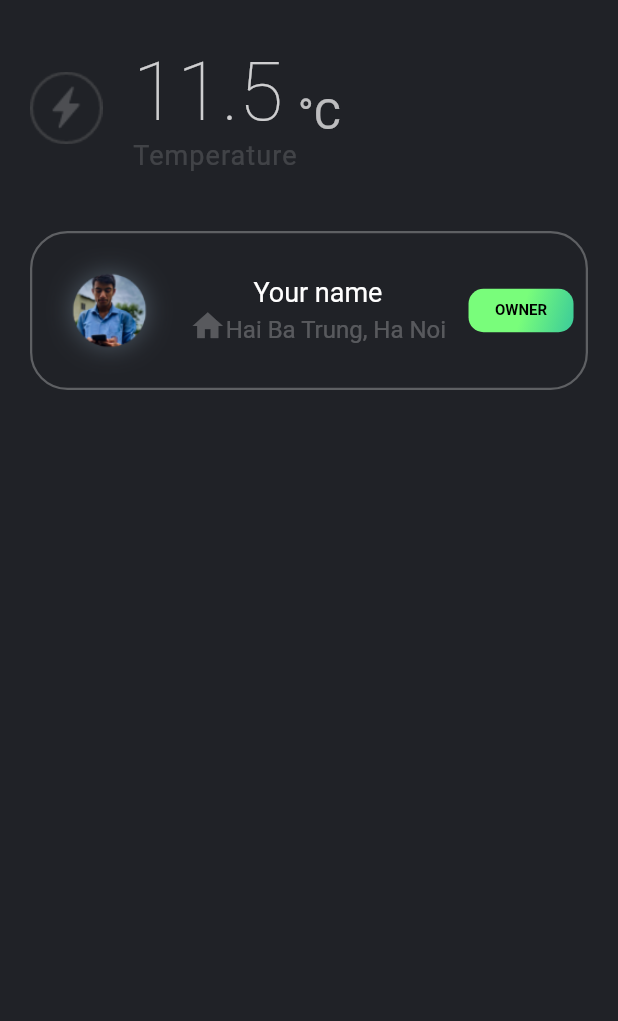
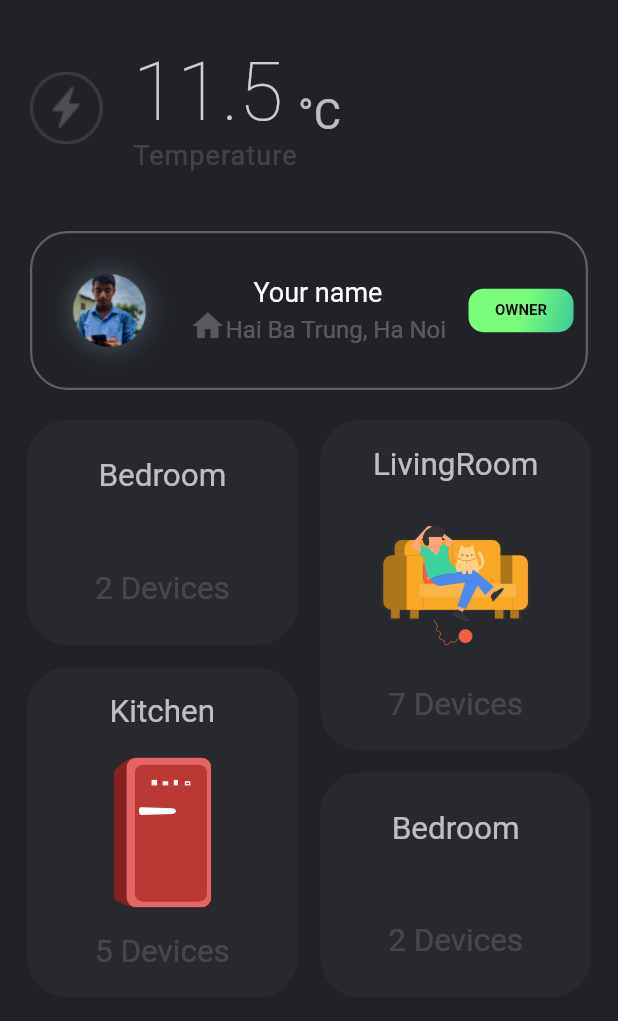
Before and after one commit to vinhyenvodoi98/Smart-home-flutter, a Flutter app: the screen it shows after launch, on a phone screen of 412 x 824 dp, the part 57-1078 px from its top. Run offline on Flutter 3.47's test engine with Material 2 defaults, Android fonts, the phone set to English and light mode, and no system bars; our stand-ins replace flutter_svg; Roboto replaces fonts that are missing (SF Rounded).

Commit message:
feat : on select room

```diff
--- /dev/null
+++ b/lib/appliance_box.dart
@@ -0,0 +1,85 @@
+import 'package:flutter/material.dart';
+import 'package:flutter_svg/flutter_svg.dart';
+
+class ApplianceBox extends StatefulWidget {
+  String title;
+  SvgPicture image;
+  String boxInfo;
+  double height;
+  double width;
+  ApplianceBox({this.title, this.image, this.boxInfo});
+  @override
+  _ApplianceBoxState createState() => _ApplianceBoxState();
+}
+
+class _ApplianceBoxState extends State<ApplianceBox> {
+  bool isSelected = false;
+  @override
+  Widget build(BuildContext context) {
+    //
+    bool svgProvided = widget.image == null ? false : true;
+    //
+    return GestureDetector(
+        onTap: () {
+          setState(() {
+            isSelected = !isSelected;
+          });
+        },
+        child: Container(
+          decoration: BoxDecoration(
+              color: Colors.white.withOpacity(0.03),
+              borderRadius: BorderRadius.circular(27)),
+          child: Container(
+            decoration: isSelected
+                ? BoxDecoration(
+                    gradient: RadialGradient(
+                      colors: [
+                        Color(0xff5fe686).withOpacity(0.26),
+                        Color(0xff262d2e).withOpacity(0.23)
+                      ],
+                      radius: 0.72,
+                      center: Alignment(0, 0),
+                    ),
+                    border:
+                        Border.all(width: 4, color: const Color(0xff5fe686)),
+                    borderRadius: BorderRadius.circular(27),
+                    boxShadow: [
+                        BoxShadow(
+                            offset: const Offset(0, 3),
+                            blurRadius: 6,
+                            color: Color(0xff000000).withOpacity(0.16))
+                      ])
+                : null,
+            child: Column(
+              mainAxisAlignment: MainAxisAlignment.spaceEvenly,
+              mainAxisSize: MainAxisSize.max,
+              children: [
+                Text(
+                  widget.title,
+                  style: TextStyle(
+                      fontFamily: "SF Rounded",
+                      fontSize: 21,
+                      color: Colors.white.withOpacity(0.7)),
+                ),
+                Visibility(
+                  visible: widget.image == null ? false : true,
+                  child: Center(
+                      child: Container(
+                    height: 100,
+                    width: 100,
+                    child: widget.image ?? null,
+                  )),
+                ),
+                Text(
+                  widget.boxInfo,
+                  style: TextStyle(
+                      fontFamily: "SF Rounded",
+                      fontSize: 21,
+                      color: Colors.white.withOpacity(0.14)),
+                )
+              ],
+            ),
+          ),
+        ));
+  }
+}
--- a/lib/my_home_page.dart
+++ b/lib/my_home_page.dart
@@ -1,4 +1,5 @@
 import 'package:flutter/material.dart';
+import 'package:hello_world/my_view.dart';
 
 class MyHomePage extends StatefulWidget {
   @override
@@ -134,7 +135,7 @@ class _MyHomePageState extends State<MyHomePage> {
               )
             ]),
           ),
-          // Expanded(child:MyView())
+          Expanded(child: MyView())
         ],
       ),
     );
--- a/lib/my_view.dart
+++ b/lib/my_view.dart
@@ -0,0 +1,45 @@
+import 'package:flutter/material.dart';
+import 'package:flutter_staggered_grid_view/flutter_staggered_grid_view.dart';
+import 'package:flutter_svg/svg.dart';
+import 'package:hello_world/appliance_box.dart';
+
+class MyView extends StatefulWidget {
+  @override
+  _MyViewState createState() => _MyViewState();
+}
+
+class _MyViewState extends State<MyView> {
+  List<ApplianceBox> items = [
+    ApplianceBox(title: "Bedroom", boxInfo: "2 Devices"),
+    ApplianceBox(
+      title: "LivingRoom",
+      boxInfo: "7 Devices",
+      image: SvgPicture.asset('assets/sofa.svg'),
+    ),
+    ApplianceBox(
+      title: "Kitchen",
+      boxInfo: "5 Devices",
+      image: SvgPicture.asset("assets/fridge.svg"),
+    ),
+    ApplianceBox(title: "Bedroom", boxInfo: "2 Devices"),
+  ];
+  @override
+  Widget build(BuildContext context) {
+    return Container(
+      margin: EdgeInsets.fromLTRB(18, 20, 18, 20),
+      child: StaggeredGridView.count(
+        physics: BouncingScrollPhysics(),
+        crossAxisCount: 2,
+        crossAxisSpacing: 15,
+        mainAxisSpacing: 15,
+        children: items,
+        staggeredTiles: [
+          StaggeredTile.extent(1, 150),
+          StaggeredTile.extent(1, 220),
+          StaggeredTile.extent(1, 220),
+          StaggeredTile.extent(1, 150)
+        ],
+      ),
+    );
+  }
+}
--- a/pubspec.yaml
+++ b/pubspec.yaml
@@ -23,6 +23,8 @@ environment:
 dependencies:
   flutter:
     sdk: flutter
+  flutter_staggered_grid_view: ^0.3.0
+  flutter_svg: ^0.18.0
 
 
   # The following adds the Cupertino Icons font to your application.
```
Also changed, not shown: pubspec.lock.
